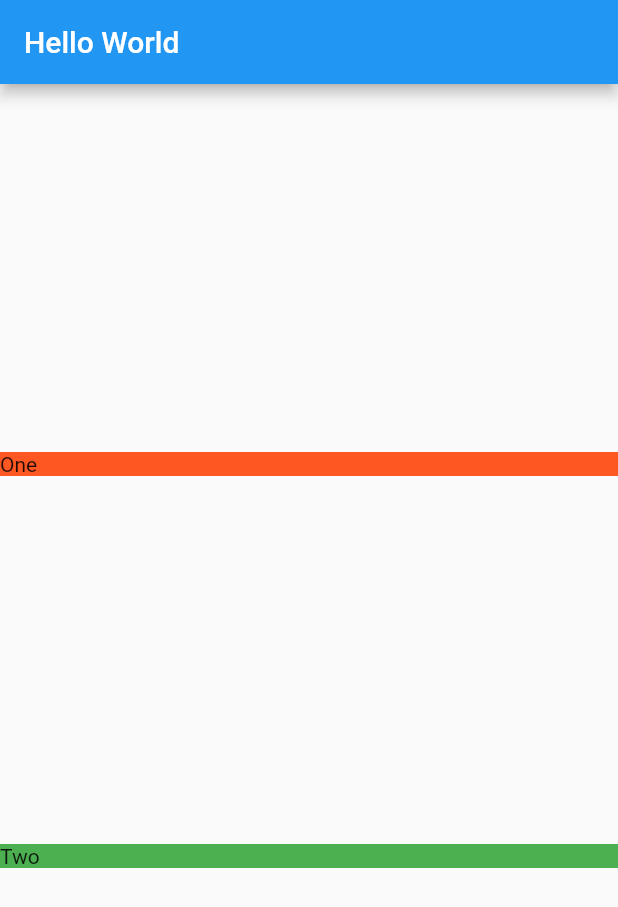
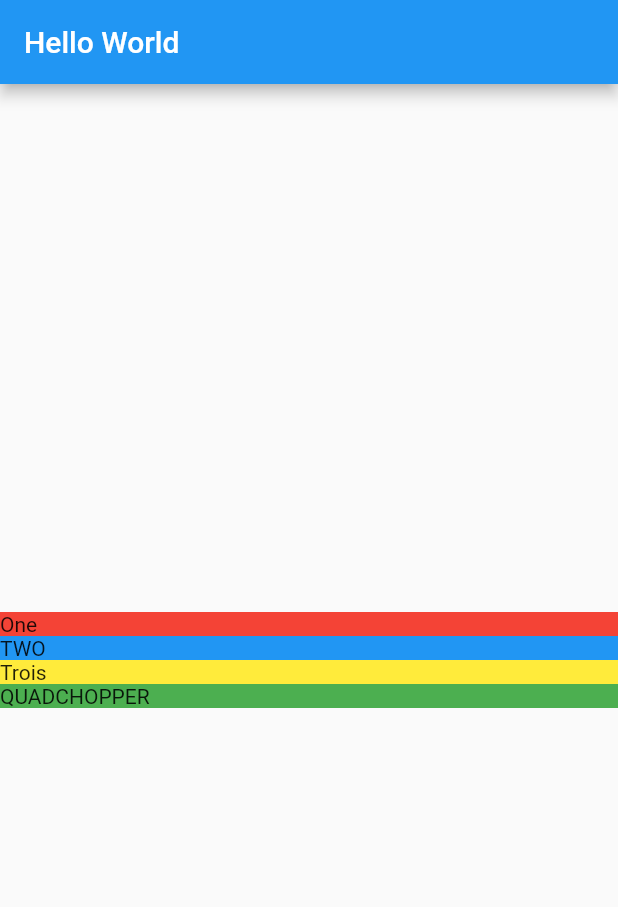
Before and after one commit to JakeTheGingScheuer/FlutterExploring, a Flutter app: the screen it shows after launch, on a phone screen of 412 x 824 dp. Shown: the top 907 px of the screen. Run offline on Flutter 3.47's test engine with Material 2 defaults, Android fonts, the phone set to English and light mode, and no system bars.

Commit message:
extracted out a class from main which enables hot reload

```diff
--- /dev/null
+++ b/basic_app/lib/location_detail.dart
@@ -0,0 +1,29 @@
+import 'package:flutter/material.dart';
+
+class LocationDetail extends StatelessWidget {
+
+  @override
+  Widget build(BuildContext context) {
+    return Scaffold(
+      appBar: AppBar(title: Text('Hello World')),
+      body: Column(
+          mainAxisAlignment: MainAxisAlignment.center,
+          crossAxisAlignment: CrossAxisAlignment.stretch,
+          children: [
+            _section('One', Colors.red),
+            _section('TWO', Colors.blue),
+            _section('Trois', Colors.yellow),
+            _section('QUADCHOPPER', Colors.green)
+          ]
+      ),
+    );
+  }
+}
+
+Widget _section(String title, Color color){
+  return Container(
+      decoration: BoxDecoration(
+        color: color,
+      ),
+      child: Text(title));
+}
```
Also changed, not shown: basic_app/lib/main.dart (+2 -20 lines).
